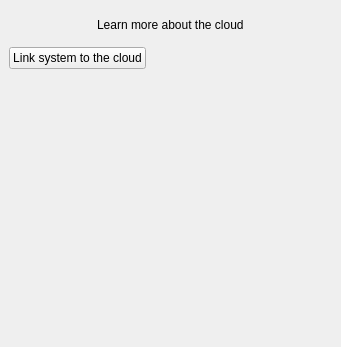
First picture: the form in client/src/ui/widgets/settings/cloud_management_widget.ui, repository networkoptix/nx_open, before the edit.
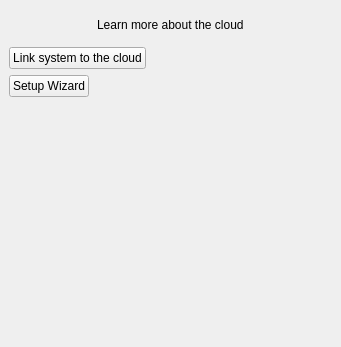
Second picture: the form after the edit.

Commit message:
VMS-2083: Setup wizard in web view.
<==== Mercurial data ====>
Branch: dev_2.6.0

Patch:
```diff
--- a/client/src/ui/widgets/settings/cloud_management_widget.ui
+++ b/client/src/ui/widgets/settings/cloud_management_widget.ui
@@ -56,6 +56,13 @@
          </property>
         </widget>
        </item>
+       <item alignment="Qt::AlignLeft">
+        <widget class="QPushButton" name="setupWizardButton">
+         <property name="text">
+          <string>Setup Wizard</string>
+         </property>
+        </widget>
+       </item>
        <item>
         <spacer name="verticalSpacer">
          <property name="orientation">
```
The commit also changes 4 other files.
